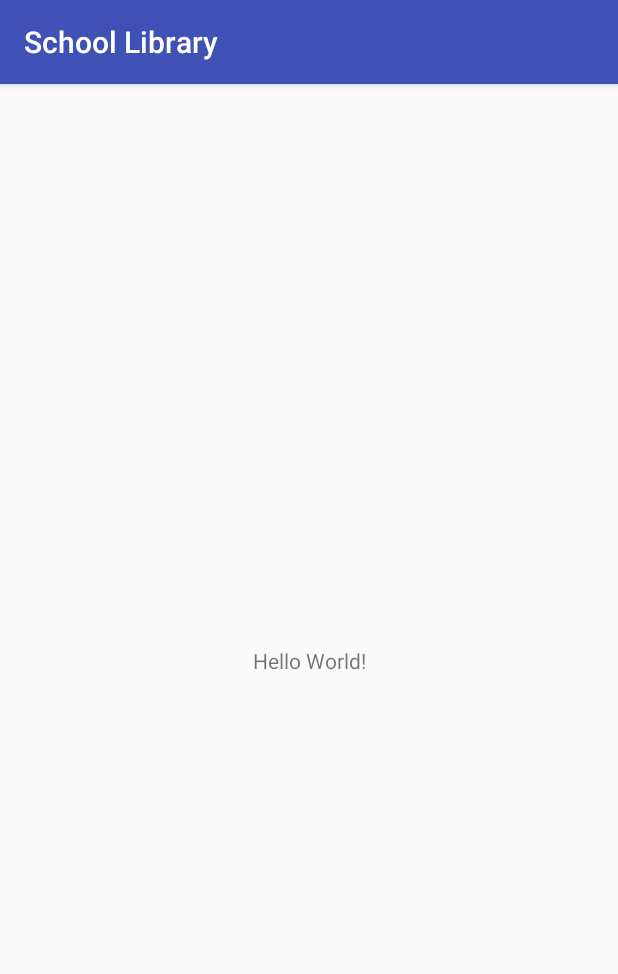
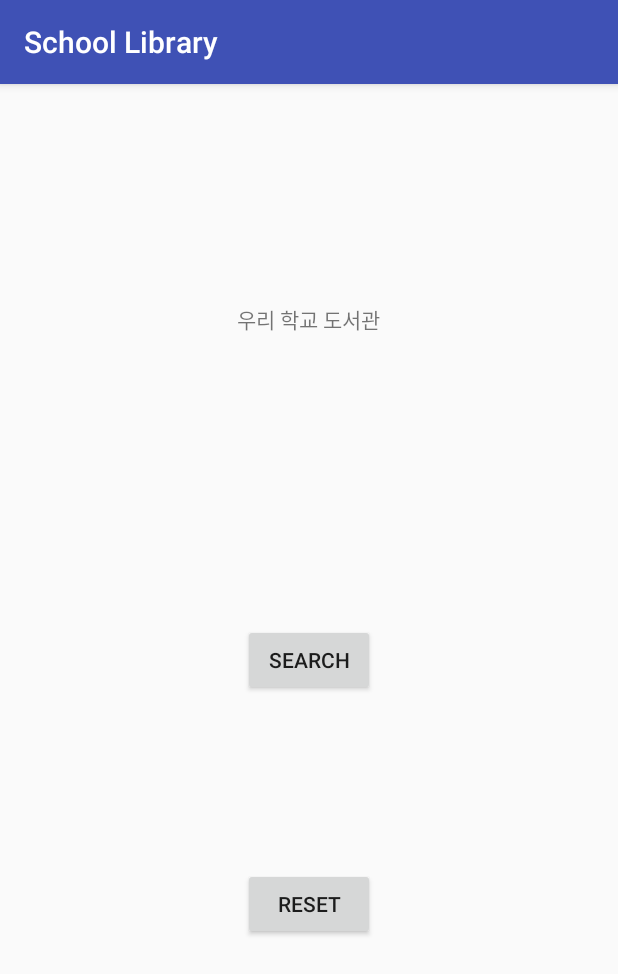
Before and after one commit to jaemin8852/School_Library, an Android app: the screen it shows after launch (MainActivity), on a phone screen of 412 x 824 dp. Shown: the top 974 px of the screen. Run offline under Robolectric (Android 15) with nearby library versions, the phone set to English and light mode, and no system bars.

Commit message:
Implement crawling school code

```diff
--- a/app/src/main/AndroidManifest.xml
+++ b/app/src/main/AndroidManifest.xml
@@ -1,14 +1,15 @@
 <?xml version="1.0" encoding="utf-8"?>
 <manifest xmlns:android="http://schemas.android.com/apk/res/android"
     package="jubil.com.schoollibrary">
-
+    <uses-permission android:name="android.permission.INTERNET" />
     <application
         android:allowBackup="true"
         android:icon="@mipmap/ic_launcher"
         android:label="@string/app_name"
         android:roundIcon="@mipmap/ic_launcher_round"
         android:supportsRtl="true"
-        android:theme="@style/AppTheme">
+        android:theme="@style/AppTheme"
+        android:hardwareAccelerated="true">
         <activity android:name=".MainActivity">
             <intent-filter>
                 <action android:name="android.intent.action.MAIN" />
@@ -16,6 +17,7 @@
                 <category android:name="android.intent.category.LAUNCHER" />
             </intent-filter>
         </activity>
+        <activity android:name=".WebViewActivity" />
     </application>
 
 </manifest>
--- a/app/src/main/java/jubil/com/schoollibrary/MainActivity.java
+++ b/app/src/main/java/jubil/com/schoollibrary/MainActivity.java
@@ -1,13 +1,33 @@
 package jubil.com.schoollibrary;
 
+import android.content.Intent;
 import android.support.v7.app.AppCompatActivity;
 import android.os.Bundle;
+import android.view.View;
+import android.widget.Button;
 
 public class MainActivity extends AppCompatActivity {
+
+    Button search_btn;
+    Button reset_btn;
 
     @Override
     protected void onCreate(Bundle savedInstanceState) {
         super.onCreate(savedInstanceState);
         setContentView(R.layout.activity_main);
+
+        search_btn = findViewById(R.id.search_btn);
+        reset_btn = findViewById(R.id.reset_btn);
+
+        search_btn.setOnClickListener(new View.OnClickListener() {
+            @Override
+            public void onClick(View v) {
+                //Search
+                //http://reading.ssem.or.kr/r/reading/search/schoolCodeSetting.jsp?schoolCode=31051&returnUrl=
+
+                Intent intent=new Intent(MainActivity.this,WebViewActivity.class);
+                startActivity(intent);
+            }
+        });
     }
 }
--- a/app/src/main/res/layout/activity_main.xml
+++ b/app/src/main/res/layout/activity_main.xml
@@ -1,18 +1,33 @@
 <?xml version="1.0" encoding="utf-8"?>
-<android.support.constraint.ConstraintLayout xmlns:android="http://schemas.android.com/apk/res/android"
+<RelativeLayout xmlns:android="http://schemas.android.com/apk/res/android"
     xmlns:app="http://schemas.android.com/apk/res-auto"
     xmlns:tools="http://schemas.android.com/tools"
     android:layout_width="match_parent"
     android:layout_height="match_parent"
     tools:context=".MainActivity">
 
-    <TextView
+    <Button
+        android:id="@+id/search_btn"
         android:layout_width="wrap_content"
         android:layout_height="wrap_content"
-        android:text="Hello World!"
-        app:layout_constraintBottom_toBottomOf="parent"
-        app:layout_constraintLeft_toLeftOf="parent"
-        app:layout_constraintRight_toRightOf="parent"
-        app:layout_constraintTop_toTopOf="parent" />
+        android:layout_centerInParent="true"
+        android:text="Search" />
 
-</android.support.constraint.ConstraintLayout>
+    <Button
+        android:id="@+id/reset_btn"
+        android:layout_width="wrap_content"
+        android:layout_height="wrap_content"
+        android:layout_alignParentBottom="true"
+        android:layout_centerHorizontal="true"
+        android:layout_marginBottom="197dp"
+        android:text="Reset" />
+
+    <TextView
+        android:id="@+id/textView"
+        android:layout_width="wrap_content"
+        android:layout_height="wrap_content"
+        android:layout_alignParentTop="true"
+        android:layout_centerHorizontal="true"
+        android:layout_marginTop="146dp"
+        android:text="우리 학교 도서관" />
+</RelativeLayout>
```
Also changed, not shown: app/src/main/java/jubil/com/schoollibrary/WebViewActivity.java (added, +78 -0 lines), app/src/main/res/layout/web_view.xml (added, +25 -0 lines).
